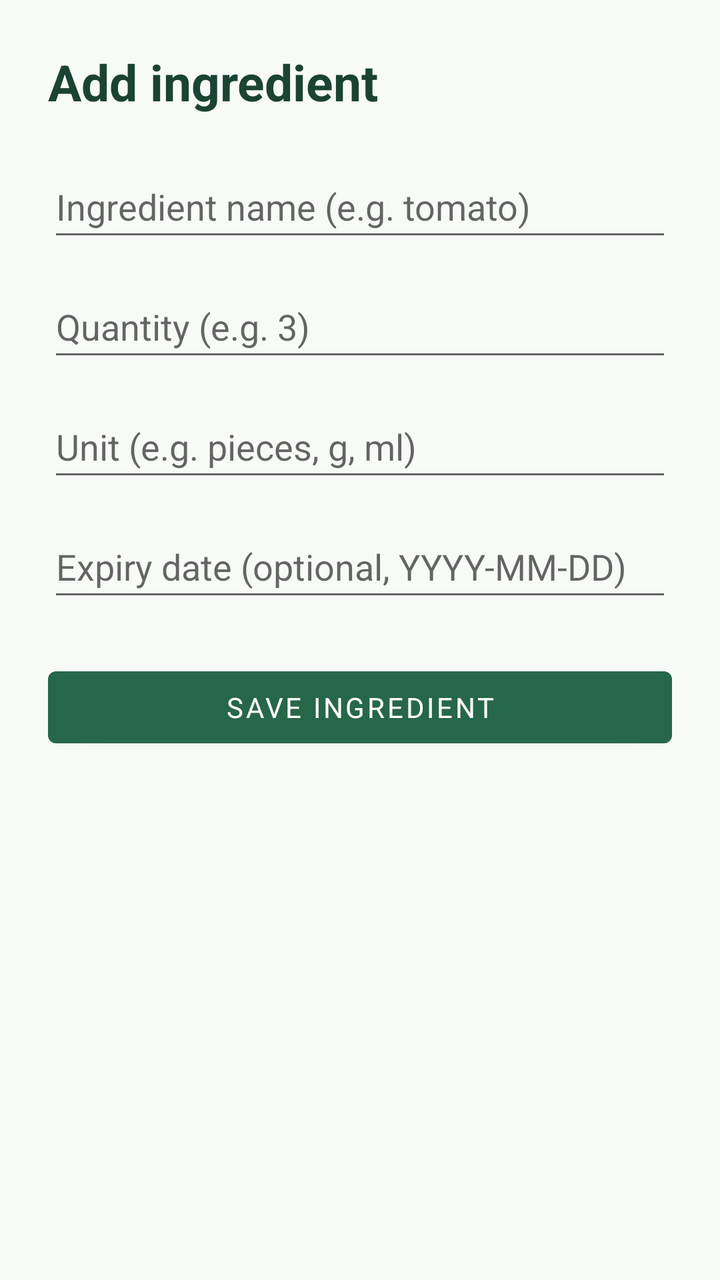
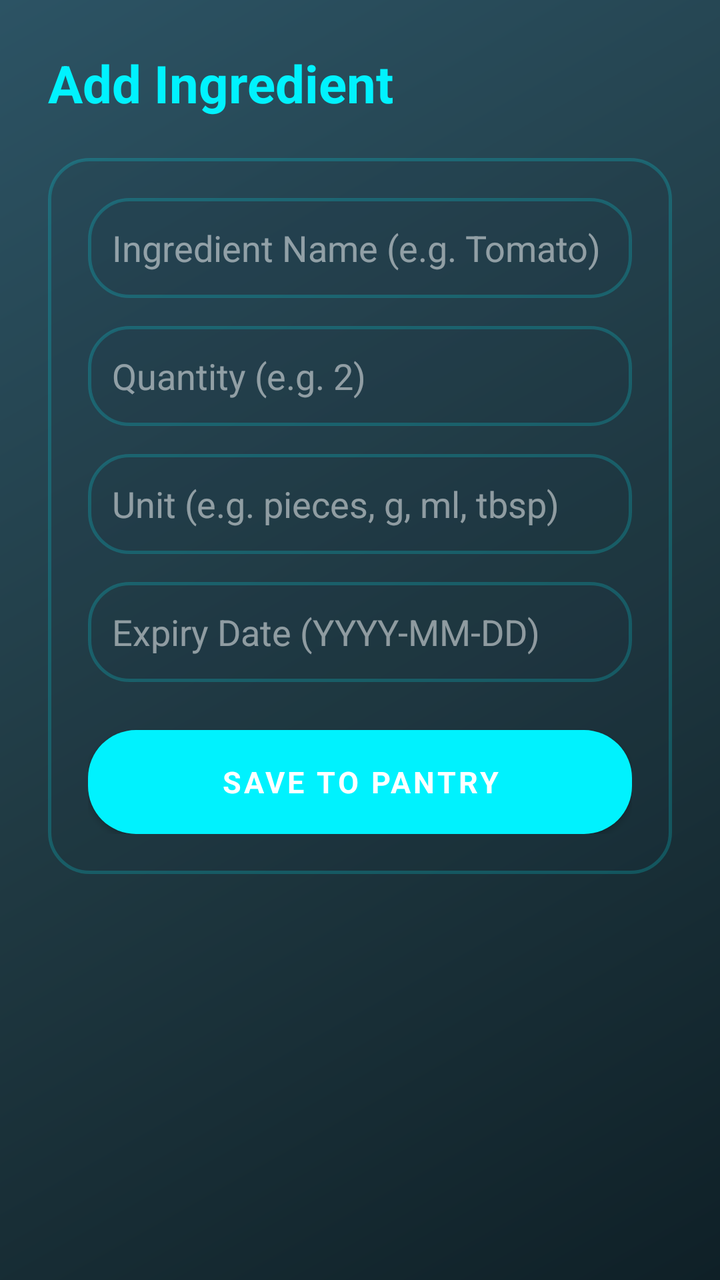

Screens rendered from an Android XML layout before and after an edit, with the pre-edit source and the edit as a unified diff.
<!-- AndroidManifest.xml: application theme AppTheme -->
<!-- res/layout/activity_add_edit.xml -->
<?xml version="1.0" encoding="utf-8"?>
<ScrollView xmlns:android="http://schemas.android.com/apk/res/android"
    android:layout_width="match_parent"
    android:layout_height="match_parent"
    android:background="#F7FAF7">

    <LinearLayout
        android:layout_width="match_parent"
        android:layout_height="wrap_content"
        android:orientation="vertical"
        android:padding="24dp">

        <TextView
            android:id="@+id/formTitle"
            android:layout_width="match_parent"
            android:layout_height="wrap_content"
            android:text="@string/title_add_ingredient"
            android:textColor="#1B4332"
            android:textSize="25sp"
            android:textStyle="bold" />

        <EditText
            android:id="@+id/nameInput"
            android:layout_width="match_parent"
            android:layout_height="wrap_content"
            android:layout_marginTop="20dp"
            android:autofillHints="name"
            android:hint="@string/hint_ingredient_name"
            android:inputType="textCapSentences"
            android:minHeight="48dp" />

        <EditText
            android:id="@+id/quantityInput"
            android:layout_width="match_parent"
            android:layout_height="wrap_content"
            android:layout_marginTop="12dp"
            android:autofillHints=""
            android:hint="@string/hint_quantity"
            android:inputType="numberDecimal"
            android:minHeight="48dp" />

        <EditText
            android:id="@+id/unitInput"
            android:layout_width="match_parent"
            android:layout_height="wrap_content"
            android:layout_marginTop="12dp"
            android:autofillHints=""
            android:hint="@string/hint_unit"
            android:inputType="text"
            android:minHeight="48dp" />

        <EditText
            android:id="@+id/expiryInput"
            android:layout_width="match_parent"
            android:layout_height="wrap_content"
            android:layout_marginTop="12dp"
            android:autofillHints=""
            android:hint="@string/hint_expiry"
            android:inputType="date"
            android:minHeight="48dp" />

        <Button
            android:id="@+id/saveButton"
            android:layout_width="match_parent"
            android:layout_height="wrap_content"
            android:layout_marginTop="24dp"
            android:minHeight="48dp"
            android:text="@string/btn_save_ingredient" />

    </LinearLayout>
</ScrollView>
<!-- resources referenced by this layout -->
<resources>
  <string name="btn_save_ingredient">Save ingredient</string>
  <string name="hint_expiry">Expiry date (optional, YYYY-MM-DD)</string>
  <string name="hint_ingredient_name">Ingredient name (e.g. tomato)</string>
  <string name="hint_quantity">Quantity (e.g. 3)</string>
  <string name="hint_unit">Unit (e.g. pieces, g, ml)</string>
  <string name="title_add_ingredient">Add ingredient</string>
  <style name="AppTheme" parent="Theme.MaterialComponents.DayNight.NoActionBar">
          <item name="colorPrimary">#276749</item>
          <item name="colorPrimaryVariant">#1B4332</item>
          <item name="colorSecondary">#F4A261</item>
          <item name="android:fontFamily">sans-serif</item>
          <item name="android:statusBarColor">#1B4332</item>
          <item name="android:navigationBarColor">#1B4332</item>
      </style>
</resources>

<!-- the commit's change to res/layout/activity_add_edit.xml (unified diff, before → after) -->
@@ -2,7 +2,7 @@
 <ScrollView xmlns:android="http://schemas.android.com/apk/res/android"
     android:layout_width="match_parent"
     android:layout_height="match_parent"
-    android:background="#F7FAF7">
+    android:background="@drawable/bg_gradient_main">
 
     <LinearLayout
         android:layout_width="match_parent"
@@ -14,58 +14,87 @@
             android:id="@+id/formTitle"
             android:layout_width="match_parent"
             android:layout_height="wrap_content"
-            android:text="@string/title_add_ingredient"
-            android:textColor="#1B4332"
-            android:textSize="25sp"
+            android:text="Add Ingredient"
+            android:textColor="#00F2FE"
+            android:textSize="26sp"
             android:textStyle="bold" />
 
-        <EditText
-            android:id="@+id/nameInput"
+        <LinearLayout
             android:layout_width="match_parent"
             android:layout_height="wrap_content"
             android:layout_marginTop="20dp"
-            android:autofillHints="name"
-            android:hint="@string/hint_ingredient_name"
-            android:inputType="textCapSentences"
-            android:minHeight="48dp" />
+            android:background="@drawable/bg_card_glass_3d"
+            android:orientation="vertical"
+            android:padding="20dp">
 
-        <EditText
-            android:id="@+id/quantityInput"
-            android:layout_width="match_parent"
-            android:layout_height="wrap_content"
-            android:layout_marginTop="12dp"
-            android:autofillHints=""
-            android:hint="@string/hint_quantity"
-            android:inputType="numberDecimal"
-            android:minHeight="48dp" />
+            <EditText
+                android:id="@+id/nameInput"
+                android:layout_width="match_parent"
+                android:layout_height="wrap_content"
+                android:autofillHints="name"
+                android:background="@drawable/bg_card_glass_3d"
+                android:hint="Ingredient Name (e.g. Tomato)"
+                android:inputType="textCapSentences"
+                android:minHeight="50dp"
+                android:padding="12dp"
+                android:textColor="#FFFFFF"
+                android:textColorHint="#80FFFFFF" />
 
-        <EditText
-            android:id="@+id/unitInput"
-            android:layout_width="match_parent"
-            android:layout_height="wrap_content"
-            android:layout_marginTop="12dp"
-            android:autofillHints=""
-            android:hint="@string/hint_unit"
-            android:inputType="text"
-            android:minHeight="48dp" />
+            <EditText
+                android:id="@+id/quantityInput"
+                android:layout_width="match_parent"
+                android:layout_height="wrap_content"
+                android:layout_marginTop="14dp"
+                android:autofillHints=""
+                android:background="@drawable/bg_card_glass_3d"
+                android:hint="Quantity (e.g. 2)"
+                android:inputType="numberDecimal"
+                android:minHeight="50dp"
+                android:padding="12dp"
+                android:textColor="#FFFFFF"
+                android:textColorHint="#80FFFFFF" />
 
-        <EditText
-            android:id="@+id/expiryInput"
-            android:layout_width="match_parent"
-            android:layout_height="wrap_content"
-            android:layout_marginTop="12dp"
-            android:autofillHints=""
-            android:hint="@string/hint_expiry"
-            android:inputType="date"
-            android:minHeight="48dp" />
+            <EditText
+                android:id="@+id/unitInput"
+                android:layout_width="match_parent"
+                android:layout_height="wrap_content"
+                android:layout_marginTop="14dp"
+                android:autofillHints=""
+                android:background="@drawable/bg_card_glass_3d"
+                android:hint="Unit (e.g. pieces, g, ml, tbsp)"
+                android:inputType="text"
+                android:minHeight="50dp"
+                android:padding="12dp"
+                android:textColor="#FFFFFF"
+                android:textColorHint="#80FFFFFF" />
 
-        <Button
-            android:id="@+id/saveButton"
-            android:layout_width="match_parent"
-            android:layout_height="wrap_content"
-            android:layout_marginTop="24dp"
-            android:minHeight="48dp"
-            android:text="@string/btn_save_ingredient" />
+            <EditText
+                android:id="@+id/expiryInput"
+                android:layout_width="match_parent"
+                android:layout_height="wrap_content"
+                android:layout_marginTop="14dp"
+                android:autofillHints=""
+                android:background="@drawable/bg_card_glass_3d"
+                android:hint="Expiry Date (YYYY-MM-DD)"
+                android:inputType="date"
+                android:minHeight="50dp"
+                android:padding="12dp"
+                android:textColor="#FFFFFF"
+                android:textColorHint="#80FFFFFF" />
+
+            <Button
+                android:id="@+id/saveButton"
+                android:layout_width="match_parent"
+                android:layout_height="wrap_content"
+                android:layout_marginTop="24dp"
+                android:background="@drawable/bg_button_gradient"
+                android:minHeight="52dp"
+                android:text="SAVE TO PANTRY"
+                android:textColor="#FFFFFF"
+                android:textSize="15sp"
+                android:textStyle="bold" />
+
+        </LinearLayout>
 
     </LinearLayout>
 </ScrollView>
<!-- resource entries referenced after the edit -->
@@ -1,18 +1,56 @@
 <!-- resources referenced by this layout -->
 <resources>
-  <string name="btn_save_ingredient">Save ingredient</string>
-  <string name="hint_expiry">Expiry date (optional, YYYY-MM-DD)</string>
-  <string name="hint_ingredient_name">Ingredient name (e.g. tomato)</string>
-  <string name="hint_quantity">Quantity (e.g. 3)</string>
-  <string name="hint_unit">Unit (e.g. pieces, g, ml)</string>
-  <string name="title_add_ingredient">Add ingredient</string>
+  <!-- drawable bg_button_gradient (drawable) -->
+  <?xml version="1.0" encoding="utf-8"?>
+  <ripple xmlns:android="http://schemas.android.com/apk/res/android"
+      android:color="#44FFFFFF">
+      <item>
+          <shape android:shape="rectangle">
+              <gradient
+                  android:angle="45"
+                  android:endColor="#38EF7D"
+                  android:startColor="#11998E"
+                  android:type="linear" />
+              <corners android:radius="24dp" />
+          </shape>
+      </item>
+  </ripple>
+  <!-- drawable bg_card_glass_3d (drawable) -->
+  <?xml version="1.0" encoding="utf-8"?>
+  <ripple xmlns:android="http://schemas.android.com/apk/res/android"
+      android:color="#2200F2FE">
+      <item>
+          <shape android:shape="rectangle">
+              <solid android:color="#261E3240" />
+              <corners android:radius="20dp" />
+              <stroke
+                  android:width="1.5dp"
+                  android:color="#3300F2FE" />
+          </shape>
+      </item>
+  </ripple>
+  <!-- drawable bg_gradient_main (drawable) -->
+  <?xml version="1.0" encoding="utf-8"?>
+  <shape xmlns:android="http://schemas.android.com/apk/res/android">
+      <gradient
+          android:angle="135"
+          android:centerColor="#203A43"
+          android:endColor="#2C5364"
+          android:startColor="#0F2027"
+          android:type="linear" />
+  </shape>
   <style name="AppTheme" parent="Theme.MaterialComponents.DayNight.NoActionBar">
-          <item name="colorPrimary">#276749</item>
-          <item name="colorPrimaryVariant">#1B4332</item>
-          <item name="colorSecondary">#F4A261</item>
+          <item name="colorPrimary">@color/cyber_teal_primary</item>
+          <item name="colorPrimaryVariant">@color/dark_emerald</item>
+          <item name="colorSecondary">@color/neon_emerald</item>
           <item name="android:fontFamily">sans-serif</item>
-          <item name="android:statusBarColor">#1B4332</item>
-          <item name="android:navigationBarColor">#1B4332</item>
+          <item name="android:statusBarColor">@color/cyber_dark_bg</item>
+          <item name="android:navigationBarColor">@color/cyber_dark_bg</item>
+          <item name="android:windowBackground">@drawable/bg_gradient_main</item>
       </style>
+  <color name="cyber_teal_primary">#00F2FE</color>
+  <color name="dark_emerald">#11998E</color>
+  <color name="neon_emerald">#38EF7D</color>
+  <color name="cyber_dark_bg">#0F2027</color>
 </resources>
 
